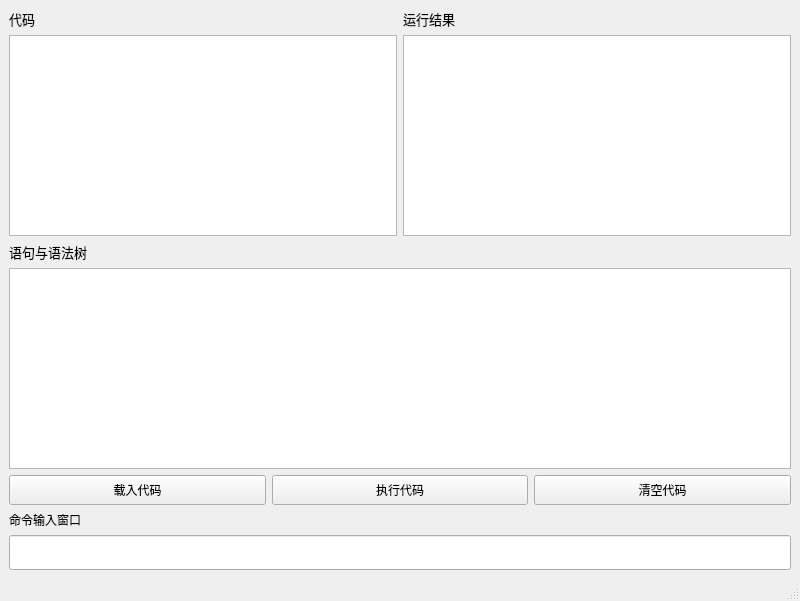
The window that basic/mainwindow.ui (Yan-Xingyu/MiniBasic-SE2322) describes before a commit, drawn with Qt 5.
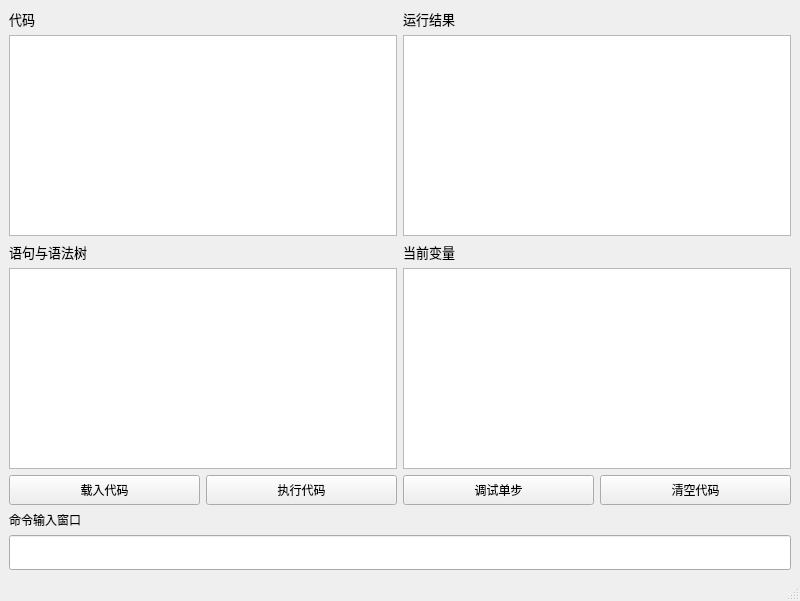
The same window after the commit.

```diff
--- a/basic/mainwindow.ui
+++ b/basic/mainwindow.ui
@@ -60,6 +60,8 @@
      </layout>
     </item>
     <item>
+     <layout class="QHBoxLayout" name="horizontalLayout_4">
+      <item>
      <widget class="QLabel" name="label_2">
       <property name="font">
        <font>
@@ -72,7 +74,28 @@
      </widget>
     </item>
     <item>
-     <widget class="QTextBrowser" name="treeBroswer"/>
+       <widget class="QLabel" name="label_5">
+        <property name="font">
+         <font>
+          <pointsize>10</pointsize>
+         </font>
+        </property>
+        <property name="text">
+         <string>当前变量</string>
+        </property>
+       </widget>
+      </item>
+     </layout>
+    </item>
+    <item>
+     <layout class="QHBoxLayout" name="horizontalLayout_5">
+      <item>
+       <widget class="QTextBrowser" name="treeBrowser"/>
+      </item>
+      <item>
+       <widget class="QTextBrowser" name="variableBrowser"/>
+      </item>
+     </layout>
     </item>
     <item>
      <layout class="QHBoxLayout" name="horizontalLayout_3">
@@ -102,6 +125,19 @@
         </property>
        </widget>
       </item>
+      <item>
+       <widget class="QPushButton" name="debugButton">
+        <property name="minimumSize">
+         <size>
+          <width>0</width>
+          <height>30</height>
+         </size>
+        </property>
+        <property name="text">
+         <string>调试单步</string>
+        </property>
+       </widget>
+      </item>
       <item>
        <widget class="QPushButton" name="clearButton">
         <property name="minimumSize">
```
Lines whose indentation alone changed are shown as unchanged.
